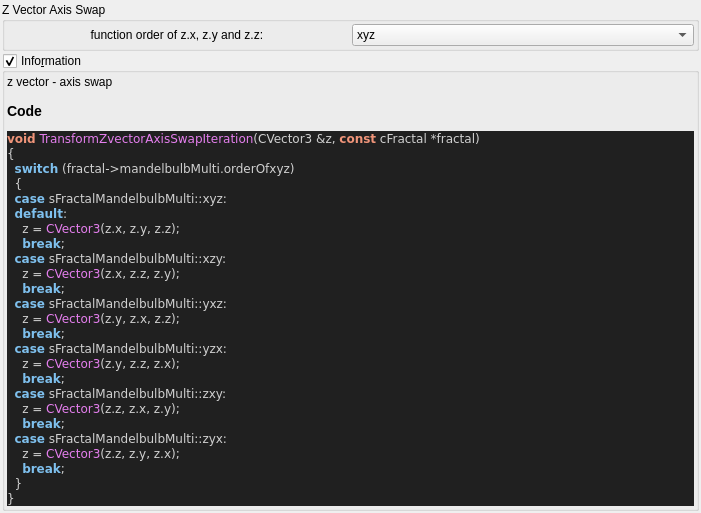
Old version of the form mandelbulber2/qt_data/fractal_transf_zVector_axis_swap.ui in the repository buddhi1980/mandelbulber2.
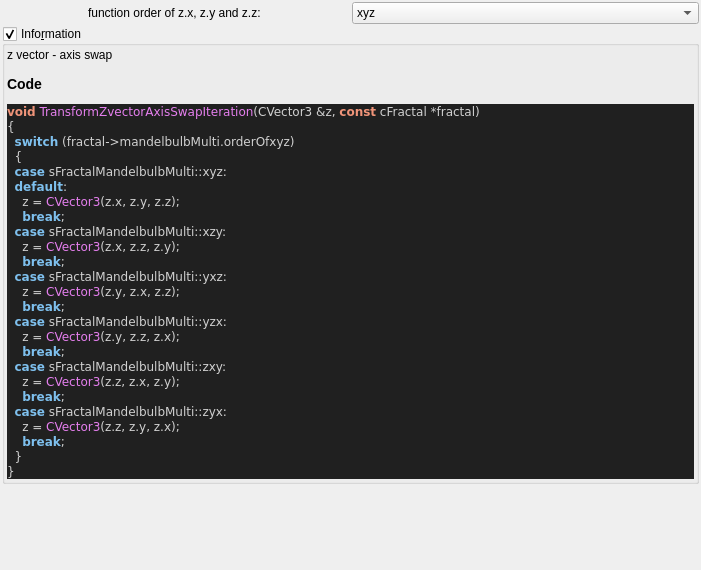
New version of the form. Custom widgets are drawn as their Qt base class.

Commit message: Updating some UI's removing unnecessary groupBoxes

Patch:
```diff
--- a/mandelbulber2/qt_data/fractal_transf_zVector_axis_swap.ui
+++ b/mandelbulber2/qt_data/fractal_transf_zVector_axis_swap.ui
@@ -7,7 +7,7 @@
     <x>0</x>
     <y>0</y>
     <width>701</width>
-    <height>506</height>
+    <height>570</height>
    </rect>
   </property>
   <property name="windowTitle">
@@ -30,33 +30,6 @@
     <number>2</number>
    </property>
    <item>
-    <widget class="QGroupBox" name="groupBox">
-     <property name="toolTip">
-      <string>&lt;html&gt;&lt;head/&gt;&lt;body&gt;&lt;p&gt;&lt;br/&gt;&lt;/p&gt;&lt;/body&gt;&lt;/html&gt;</string>
-     </property>
-     <property name="title">
-      <string>Z Vector Axis Swap</string>
-     </property>
-     <property name="checkable">
-      <bool>false</bool>
-     </property>
-     <layout class="QVBoxLayout" name="verticalLayout_49">
-      <property name="spacing">
-       <number>2</number>
-      </property>
-      <property name="leftMargin">
-       <number>2</number>
-      </property>
-      <property name="topMargin">
-       <number>2</number>
-      </property>
-      <property name="rightMargin">
-       <number>2</number>
-      </property>
-      <property name="bottomMargin">
-       <number>2</number>
-      </property>
-      <item>
        <layout class="QGridLayout" name="gridLayout_23">
         <property name="spacing">
          <number>2</number>
@@ -106,9 +79,6 @@
          </widget>
         </item>
        </layout>
-      </item>
-     </layout>
-    </widget>
    </item>
    <item>
     <widget class="MyGroupBox" name="groupCheck_info">
```
Lines whose indentation alone changed are shown as unchanged. The commit also changes 8 other files.
